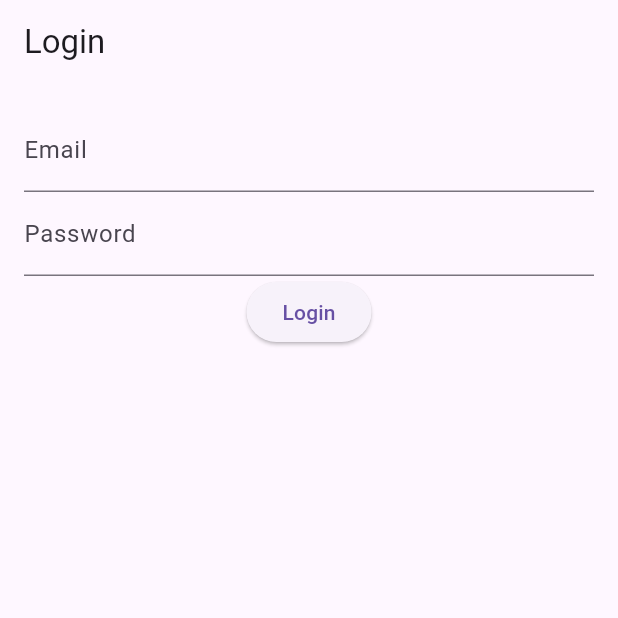
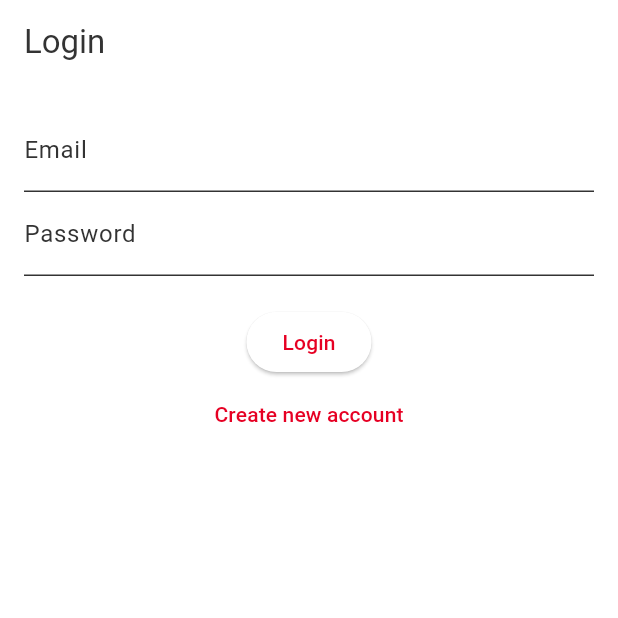
Before and after one commit to MEROO1010/pinterest__clone, a Flutter app: the screen it shows after launch, after a tap on "Login", on a phone screen of 412 x 824 dp, the top half of it. Run offline on Flutter 3.47's test engine with Material 3 defaults, Android fonts, the phone set to English and light mode, and no system bars; accounts and stored records are empty; network calls fail.

Commit message:
update some codes

```diff
--- a/pinterest_clone/lib/main.dart
+++ b/pinterest_clone/lib/main.dart
@@ -1,50 +1,30 @@
 import 'package:flutter/material.dart';
-import 'package:pinterest_clone/providers/auth_provider.dart';
 import 'package:provider/provider.dart';
+import 'providers/auth_provider.dart';
+import 'screens/auth_screen.dart';
+import 'screens/home_screen.dart';
+import 'utils/style.dart';
 
-void main() => runApp(MyApp());
+void main() {
+  runApp(PinterestCloneApp());
+}
 
-class MyApp extends StatelessWidget {
+class PinterestCloneApp extends StatelessWidget {
   @override
   Widget build(BuildContext context) {
     return MultiProvider(
       providers: [ChangeNotifierProvider(create: (_) => AuthProvider())],
-      child: MaterialApp(home: AuthScreen()),
-    );
-  }
-}
-
-class AuthScreen extends StatelessWidget {
-  final emailController = TextEditingController();
-  final passwordController = TextEditingController();
-
-  @override
-  Widget build(BuildContext context) {
-    return Scaffold(
-      appBar: AppBar(title: Text('Login')),
-      body: Padding(
-        padding: const EdgeInsets.all(16.0),
-        child: Column(
-          children: [
-            TextField(
-              controller: emailController,
-              decoration: InputDecoration(labelText: 'Email'),
+      child: Consumer<AuthProvider>(
+        builder:
+            (ctx, auth, _) => MaterialApp(
+              title: 'Pinterest Clone',
+              theme: AppThemes.lightTheme,
+              home: auth.isAuth ? HomeScreen() : AuthScreen(),
+              routes: {
+                HomeScreen.routeName: (ctx) => HomeScreen(),
+                AuthScreen.routeName: (ctx) => AuthScreen(),
+              },
             ),
-            TextField(
-              controller: passwordController,
-              decoration: InputDecoration(labelText: 'Password'),
-            ),
-            ElevatedButton(
-              onPressed: () {
-                Provider.of<AuthProvider>(
-                  context,
-                  listen: false,
-                ).login(emailController.text, passwordController.text);
-              },
-              child: Text('Login'),
-            ),
-          ],
-        ),
       ),
     );
   }
--- a/pinterest_clone/lib/providers/auth_provider.dart
+++ b/pinterest_clone/lib/providers/auth_provider.dart
@@ -14,6 +14,10 @@ class AuthProvider with ChangeNotifier {
       return _token;
     }
     return null;
+  }
+
+  bool get isAuth {
+    return token != null;
   }
 
   Future<void> register(String name, String email, String password) async {
--- a/pinterest_clone/lib/screens/auth_screen.dart
+++ b/pinterest_clone/lib/screens/auth_screen.dart
@@ -1,8 +1,11 @@
 import 'package:flutter/material.dart';
 import 'package:provider/provider.dart';
 import '../providers/auth_provider.dart';
+import 'home_screen.dart';
 
 class AuthScreen extends StatefulWidget {
+  static const routeName = '/auth';
+
   @override
   _AuthScreenState createState() => _AuthScreenState();
 }
@@ -13,33 +16,28 @@ class _AuthScreenState extends State<AuthScreen> {
   final _nameController = TextEditingController();
   bool _isLogin = true;
 
-  void _switchAuthMode() {
-    setState(() {
-      _isLogin = !_isLogin;
-    });
-  }
-
-  void _submit() {
+  void _submit() async {
+    final authProvider = Provider.of<AuthProvider>(context, listen: false);
     if (_isLogin) {
-      Provider.of<AuthProvider>(
-        context,
-        listen: false,
-      ).login(_emailController.text, _passwordController.text);
+      await authProvider.login(_emailController.text, _passwordController.text);
     } else {
-      Provider.of<AuthProvider>(context, listen: false).register(
+      await authProvider.register(
         _nameController.text,
         _emailController.text,
         _passwordController.text,
       );
+    }
+    if (authProvider.isAuth) {
+      Navigator.of(context).pushReplacementNamed(HomeScreen.routeName);
     }
   }
 
   @override
   Widget build(BuildContext context) {
     return Scaffold(
-      appBar: AppBar(title: Text(_isLogin ? 'Login' : 'Register')),
+      appBar: AppBar(title: Text(_isLogin ? 'Login' : 'Sign Up')),
       body: Padding(
-        padding: EdgeInsets.all(16.0),
+        padding: const EdgeInsets.all(16.0),
         child: Column(
           children: [
             if (!_isLogin)
@@ -59,12 +57,16 @@ class _AuthScreenState extends State<AuthScreen> {
             SizedBox(height: 20),
             ElevatedButton(
               onPressed: _submit,
-              child: Text(_isLogin ? 'Login' : 'Register'),
+              child: Text(_isLogin ? 'Login' : 'Sign Up'),
             ),
             TextButton(
-              onPressed: _switchAuthMode,
+              onPressed: () {
+                setState(() {
+                  _isLogin = !_isLogin;
+                });
+              },
               child: Text(
-                _isLogin ? 'Create new account' : 'Already have an account?',
+                _isLogin ? 'Create new account' : 'I already have an account',
               ),
             ),
           ],
--- /dev/null
+++ b/pinterest_clone/lib/utils/style.dart
@@ -0,0 +1,59 @@
+import 'package:flutter/material.dart';
+
+class AppColors {
+  static const Color primaryColor = Color(0xFFE60023); // Pinterest Red
+  static const Color accentColor = Color(0xFF000000); // Black
+  static const Color backgroundColor = Color(0xFFFFFFFF); // White
+  static const Color textColor = Color(0xFF333333); // Dark Grey
+  static const Color lightGrey = Color(0xFFF5F5F5);
+}
+
+class AppTextStyles {
+  static const TextStyle headline = TextStyle(
+    fontSize: 24.0,
+    fontWeight: FontWeight.bold,
+    color: AppColors.textColor,
+  );
+
+  static const TextStyle subheadline = TextStyle(
+    fontSize: 20.0,
+    fontWeight: FontWeight.w600,
+    color: AppColors.textColor,
+  );
+
+  static const TextStyle body = TextStyle(
+    fontSize: 16.0,
+    color: AppColors.textColor,
+  );
+
+  static const TextStyle caption = TextStyle(
+    fontSize: 14.0,
+    color: AppColors.textColor,
+  );
+}
+
+class AppThemes {
+  static final ThemeData lightTheme = ThemeData(
+    primaryColor: AppColors.primaryColor,
+    hintColor: AppColors.accentColor,
+    textTheme: TextTheme(
+      displayLarge: AppTextStyles.headline,
+      displayMedium: AppTextStyles.subheadline,
+      bodyLarge: AppTextStyles.body,
+      bodySmall: AppTextStyles.caption,
+    ),
+    colorScheme: ColorScheme(
+      primary: AppColors.primaryColor,
+      secondary: AppColors.accentColor,
+      surface: AppColors.backgroundColor,
+      background: AppColors.backgroundColor,
+      error: Colors.red,
+      onPrimary: AppColors.backgroundColor,
+      onSecondary: AppColors.backgroundColor,
+      onSurface: AppColors.textColor,
+      onBackground: AppColors.textColor,
+      onError: AppColors.backgroundColor,
+      brightness: Brightness.light,
+    ),
+  );
+}
```
Also changed, not shown: pinterest_clone/lib/screens/home_screen.dart (+4 -27 lines), 6 other files.
